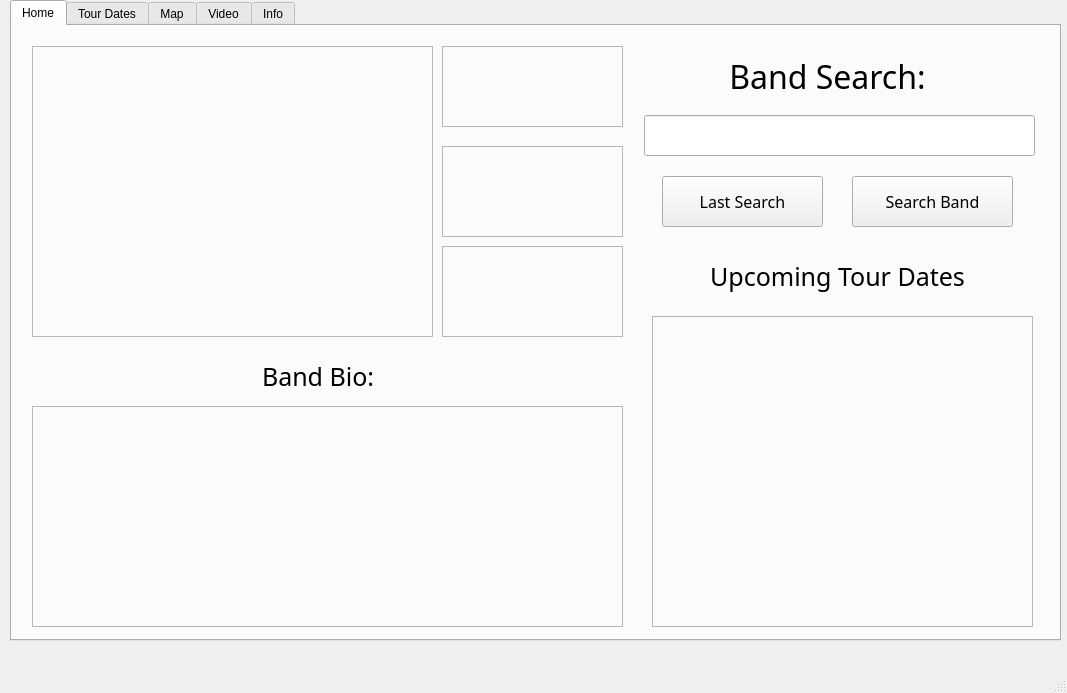
jonramm/ShowBoat, file client/showboat.ui: the form before one commit.
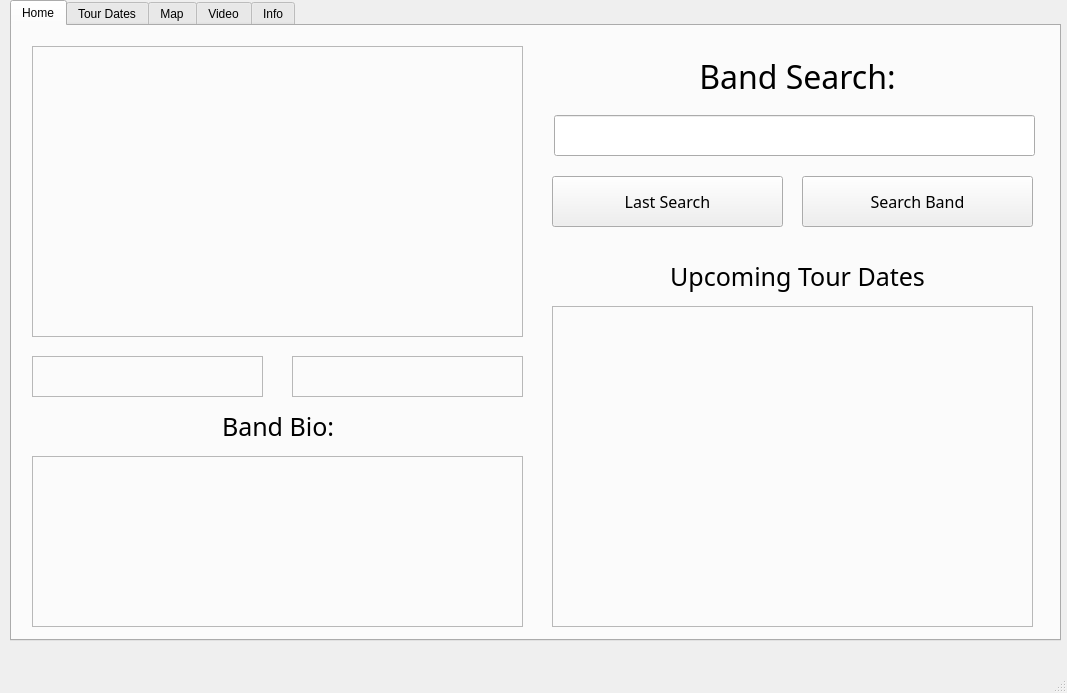
The form after the commit. Icons and pictures are not drawn.

Commit message: add tour dates new line

The edit to the form file:
```diff
--- a/client/showboat.ui
+++ b/client/showboat.ui
@@ -39,7 +39,7 @@
        <rect>
         <x>20</x>
         <y>20</y>
-        <width>401</width>
+        <width>491</width>
         <height>291</height>
        </rect>
       </property>
@@ -65,8 +65,8 @@
      <widget class="QLabel" name="bandBioHeader">
       <property name="geometry">
        <rect>
-        <x>250</x>
-        <y>330</y>
+        <x>210</x>
+        <y>380</y>
         <width>111</width>
         <height>41</height>
        </rect>
@@ -85,15 +85,15 @@
       <property name="geometry">
        <rect>
         <x>20</x>
-        <y>380</y>
-        <width>591</width>
-        <height>221</height>
+        <y>430</y>
+        <width>491</width>
+        <height>171</height>
        </rect>
       </property>
       <property name="font">
        <font>
         <family>MS Shell Dlg 2</family>
-        <pointsize>10</pointsize>
+        <pointsize>8</pointsize>
         <weight>50</weight>
         <bold>false</bold>
        </font>
@@ -120,16 +120,16 @@
      <widget class="QLabel" name="bandInfoNameLabel">
       <property name="geometry">
        <rect>
-        <x>430</x>
-        <y>20</y>
-        <width>181</width>
-        <height>81</height>
+        <x>20</x>
+        <y>330</y>
+        <width>231</width>
+        <height>41</height>
        </rect>
       </property>
       <property name="font">
        <font>
         <family>MS Shell Dlg 2</family>
-        <pointsize>10</pointsize>
+        <pointsize>8</pointsize>
         <weight>75</weight>
         <bold>true</bold>
        </font>
@@ -146,50 +146,23 @@
       <property name="text">
        <string/>
       </property>
-     </widget>
-     <widget class="QLabel" name="bandInfoOtherLabel">
-      <property name="geometry">
-       <rect>
-        <x>430</x>
-        <y>120</y>
-        <width>181</width>
-        <height>91</height>
-       </rect>
-      </property>
-      <property name="font">
-       <font>
-        <family>MS Shell Dlg 2</family>
-        <pointsize>10</pointsize>
-        <weight>75</weight>
-        <bold>true</bold>
-       </font>
-      </property>
-      <property name="frameShape">
-       <enum>QFrame::StyledPanel</enum>
-      </property>
-      <property name="frameShadow">
-       <enum>QFrame::Sunken</enum>
-      </property>
-      <property name="lineWidth">
-       <number>3</number>
-      </property>
-      <property name="text">
-       <string/>
+      <property name="alignment">
+       <set>Qt::AlignCenter</set>
       </property>
      </widget>
      <widget class="QLabel" name="bandInfoWebsiteLabel">
       <property name="geometry">
        <rect>
-        <x>430</x>
-        <y>220</y>
-        <width>181</width>
-        <height>91</height>
+        <x>280</x>
+        <y>330</y>
+        <width>231</width>
+        <height>41</height>
        </rect>
       </property>
       <property name="font">
        <font>
         <family>MS Shell Dlg 2</family>
-        <pointsize>10</pointsize>
+        <pointsize>9</pointsize>
         <weight>75</weight>
         <bold>true</bold>
        </font>
@@ -206,11 +179,17 @@
       <property name="text">
        <string/>
       </property>
+      <property name="alignment">
+       <set>Qt::AlignCenter</set>
+      </property>
+      <property name="openExternalLinks">
+       <bool>true</bool>
+      </property>
      </widget>
      <widget class="QLabel" name="bandBioHeader_2">
       <property name="geometry">
        <rect>
-        <x>670</x>
+        <x>640</x>
         <y>30</y>
         <width>291</width>
         <height>41</height>
@@ -232,9 +211,9 @@
      <widget class="QLineEdit" name="bandSearchLineEdit">
       <property name="geometry">
        <rect>
-        <x>632</x>
+        <x>542</x>
         <y>89</y>
-        <width>391</width>
+        <width>481</width>
         <height>41</height>
        </rect>
       </property>
@@ -242,9 +221,9 @@
      <widget class="QPushButton" name="lastSearchButton">
       <property name="geometry">
        <rect>
-        <x>650</x>
+        <x>540</x>
         <y>150</y>
-        <width>161</width>
+        <width>231</width>
         <height>51</height>
        </rect>
       </property>
@@ -261,9 +240,9 @@
      <widget class="QPushButton" name="searchButton">
       <property name="geometry">
        <rect>
-        <x>840</x>
+        <x>790</x>
         <y>150</y>
-        <width>161</width>
+        <width>231</width>
         <height>51</height>
        </rect>
       </property>
@@ -280,7 +259,7 @@
      <widget class="QLabel" name="tourDatesHomeHeader">
       <property name="geometry">
        <rect>
-        <x>650</x>
+        <x>610</x>
         <y>230</y>
         <width>351</width>
         <height>41</height>
@@ -302,15 +281,15 @@
      <widget class="QLabel" name="homeTourDatesLabel">
       <property name="geometry">
        <rect>
-        <x>640</x>
-        <y>290</y>
-        <width>381</width>
-        <height>311</height>
+        <x>540</x>
+        <y>280</y>
+        <width>481</width>
+        <height>321</height>
        </rect>
       </property>
       <property name="font">
        <font>
-        <pointsize>10</pointsize>
+        <pointsize>8</pointsize>
         <weight>50</weight>
         <bold>false</bold>
        </font>
```
The commit also changes 1 other file.
